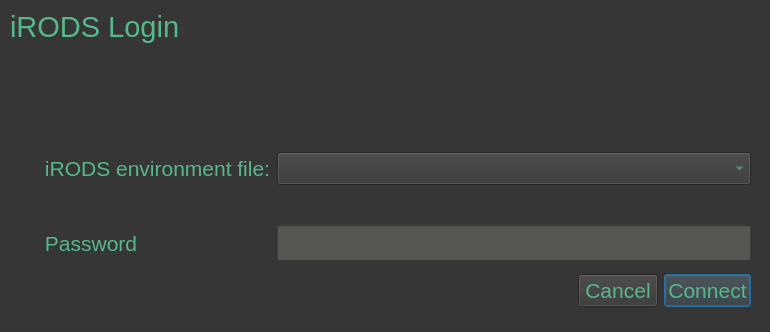
Old version of the form ibridgesgui/ui_files/irodsLogin.ui in the repository iBridges-for-iRODS/iBridges-GUI.
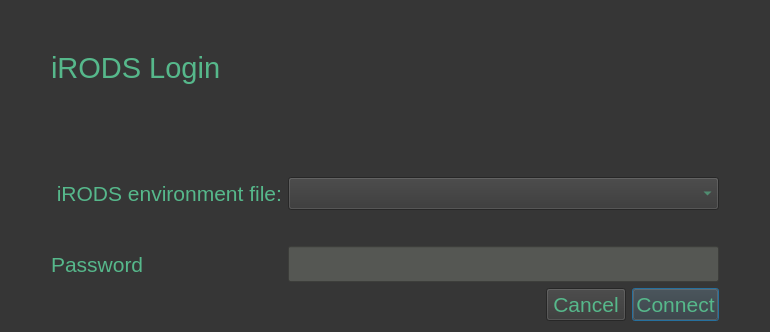
New version of the form.

The edit to the form file:
```diff
--- a/ibridgesgui/ui_files/irodsLogin.ui
+++ b/ibridgesgui/ui_files/irodsLogin.ui
@@ -35,39 +35,64 @@
 	font: 18pt;
 }
 
-QLabel#passError, QLabel#envError, QLabel#icommandsError
+QLabel#error_label
 {
 	color: rgb(217, 174, 23);
      font: 18pt;
 }
 
-QLabel#labelTitle
+QLabel#label_2
 {
     font: 22pt;
     
 }
 
-QRadioButton
-{ 
-	selection-color: rgb(217, 174, 23);
-}
 </string>
   </property>
-  <widget class="QWidget" name="gridLayoutWidget">
-   <property name="geometry">
-    <rect>
-     <x>10</x>
-     <y>10</y>
-     <width>741</width>
-     <height>251</height>
-    </rect>
-   </property>
+  <layout class="QGridLayout" name="gridLayout_2">
+   <item row="0" column="0">
    <layout class="QGridLayout" name="gridLayout">
-    <item row="2" column="1" colspan="2">
+     <item row="0" column="1">
+      <spacer name="verticalSpacer_2">
+       <property name="orientation">
+        <enum>Qt::Vertical</enum>
+       </property>
+       <property name="sizeType">
+        <enum>QSizePolicy::Fixed</enum>
+       </property>
+       <property name="sizeHint" stdset="0">
+        <size>
+         <width>20</width>
+         <height>40</height>
+        </size>
+       </property>
+      </spacer>
+     </item>
+     <item row="3" column="2" colspan="2">
      <widget class="QComboBox" name="envbox"/>
     </item>
-    <item row="4" column="2">
-     <widget class="QLabel" name="envError">
+     <item row="6" column="2" colspan="2">
+      <widget class="QLineEdit" name="password_field">
+       <property name="styleSheet">
+        <string notr="true">background-color: rgb(85, 87, 83);</string>
+       </property>
+       <property name="text">
+        <string/>
+       </property>
+       <property name="clearButtonEnabled">
+        <bool>true</bool>
+       </property>
+      </widget>
+     </item>
+     <item row="3" column="1">
+      <widget class="QLabel" name="label_4">
+       <property name="text">
+        <string> iRODS environment file:</string>
+       </property>
+      </widget>
+     </item>
+     <item row="5" column="3">
+      <widget class="QLabel" name="label_3">
       <property name="maximumSize">
        <size>
         <width>16777215</width>
@@ -82,8 +107,8 @@
       </property>
      </widget>
     </item>
-    <item row="0" column="0">
-     <widget class="QLabel" name="labelTitle">
+     <item row="1" column="1">
+      <widget class="QLabel" name="label_2">
       <property name="font">
        <font>
         <pointsize>22</pointsize>
@@ -97,34 +122,30 @@
       </property>
      </widget>
     </item>
-    <item row="5" column="1" colspan="2">
-     <widget class="QLineEdit" name="passwordField">
-      <property name="styleSheet">
-       <string notr="true">background-color: rgb(85, 87, 83);</string>
-      </property>
+     <item row="6" column="1">
+      <widget class="QLabel" name="label_1">
       <property name="text">
-       <string/>
-      </property>
-      <property name="clearButtonEnabled">
-       <bool>true</bool>
-      </property>
-     </widget>
-    </item>
-    <item row="5" column="0">
-     <widget class="QLabel" name="passwordLabel">
-      <property name="text">
-       <string>      Password</string>
+        <string>Password</string>
       </property>
      </widget>
     </item>
     <item row="2" column="0">
-     <widget class="QLabel" name="envFileLable">
-      <property name="text">
-       <string>      iRODS environment file:</string>
-      </property>
-     </widget>
-    </item>
-    <item row="1" column="0">
+      <spacer name="horizontalSpacer_2">
+       <property name="orientation">
+        <enum>Qt::Horizontal</enum>
+       </property>
+       <property name="sizeType">
+        <enum>QSizePolicy::Fixed</enum>
+       </property>
+       <property name="sizeHint" stdset="0">
+        <size>
+         <width>40</width>
+         <height>20</height>
+        </size>
+       </property>
+      </spacer>
+     </item>
+     <item row="2" column="1">
      <spacer name="verticalSpacer">
       <property name="orientation">
        <enum>Qt::Vertical</enum>
@@ -138,16 +159,8 @@
      </spacer>
     </item>
    </layout>
-  </widget>
-  <widget class="QWidget" name="horizontalLayoutWidget">
-   <property name="geometry">
-    <rect>
-     <x>10</x>
-     <y>260</y>
-     <width>741</width>
-     <height>61</height>
-    </rect>
-   </property>
+   </item>
+   <item row="1" column="0">
    <layout class="QHBoxLayout" name="horizontalLayout">
     <item>
      <widget class="QLabel" name="passError">
@@ -192,7 +205,7 @@
        <string>Connect</string>
       </property>
       <property name="autoDefault">
-       <bool>true</bool>
+        <bool>false</bool>
       </property>
       <property name="default">
        <bool>true</bool>
@@ -200,7 +213,24 @@
      </widget>
     </item>
    </layout>
-  </widget>
+   </item>
+   <item row="0" column="1">
+    <spacer name="horizontalSpacer_3">
+     <property name="orientation">
+      <enum>Qt::Horizontal</enum>
+     </property>
+     <property name="sizeType">
+      <enum>QSizePolicy::Fixed</enum>
+     </property>
+     <property name="sizeHint" stdset="0">
+      <size>
+       <width>40</width>
+       <height>20</height>
+      </size>
+     </property>
+    </spacer>
+   </item>
+  </layout>
  </widget>
  <resources/>
  <connections/>
```
Left out of the diff: 6 changed lines with no effect on the pictures. Lines whose indentation alone changed are shown as unchanged.
